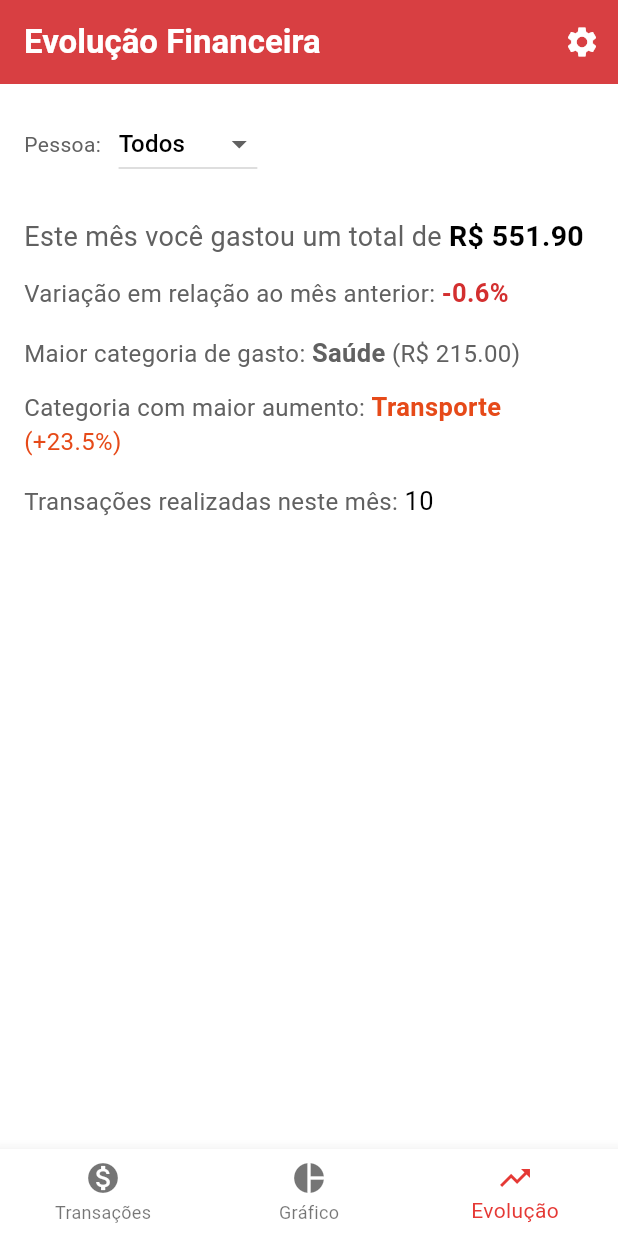
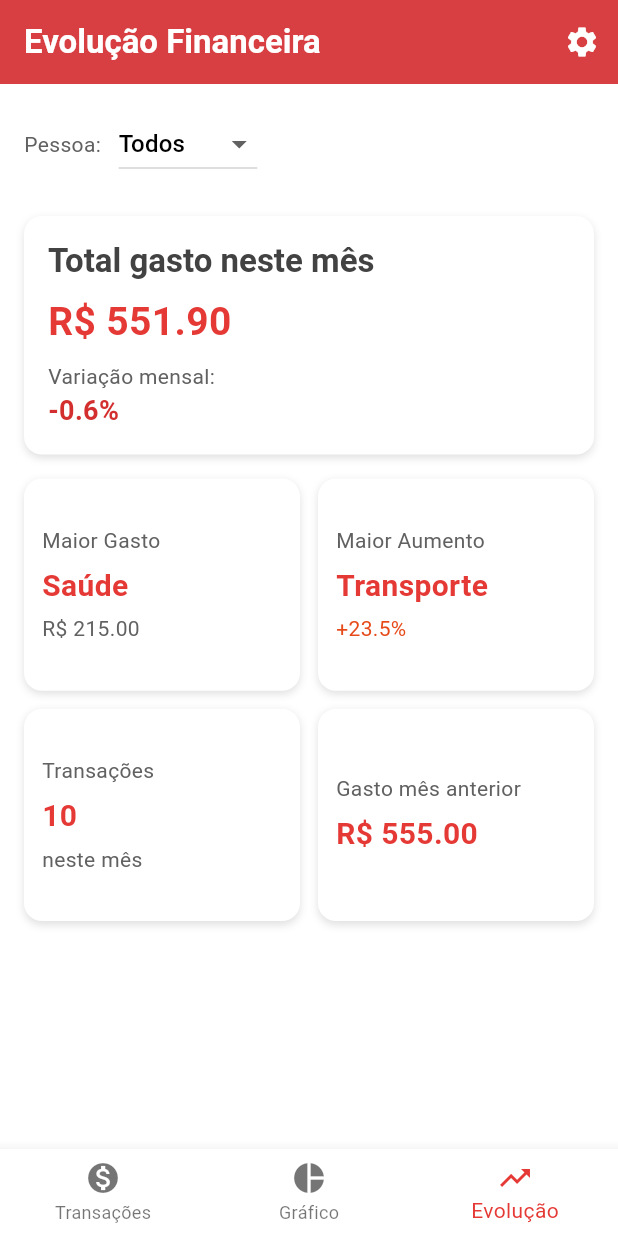
Before and after one commit to Mateus-Bueno/Budgit, a Flutter app: the screen it shows after launch, item 3 of the bottom bar chosen, on a phone screen of 412 x 824 dp. Run offline on Flutter 3.47's test engine with Material 3 defaults, Android fonts, the phone set to English and light mode, and no system bars; our stand-ins replace fl_chart.

Commit message:
Ajuste visual da evolução

```diff
--- a/aplicativo_gestao/lib/screens/evolucao_financeira_screen.dart
+++ b/aplicativo_gestao/lib/screens/evolucao_financeira_screen.dart
@@ -110,85 +110,147 @@ class _EvolucaoFinanceiraScreenState extends State<EvolucaoFinanceiraScreen> {
     setState(() => carregando = false);
   }
 
-  Widget _valorTexto(String label, String valor,
-      {Color? cor = Colors.black, double tamanho = 16, bool negrito = false}) {
-    return Text.rich(
-      TextSpan(
-        text: '$label ',
-        style: TextStyle(fontSize: tamanho),
-        children: [
-          TextSpan(
-            text: valor,
-            style: TextStyle(
-              fontWeight: negrito ? FontWeight.bold : FontWeight.normal,
-              color: cor ?? Colors.black,
-              fontSize: tamanho + 1,
-            ),
-          )
-        ],
-      ),
-    );
-  }
-
   Widget _blocoAnalise() {
     final variacao = totalAnterior > 0 ? ((totalAtual - totalAnterior) / totalAnterior) * 100 : null;
     final corVar = variacao != null
         ? (variacao >= 0 ? Colors.green[700] : Colors.red[700])
-        : null;
+        : Theme.of(context).textTheme.bodyMedium?.color;
     final sinal = variacao != null ? (variacao >= 0 ? '+' : '') : '';
-    final variacaoTexto =
-        variacao != null ? '$sinal${variacao.toStringAsFixed(1)}%' : 'sem comparação';
+    final variacaoTexto = variacao != null
+        ? '$sinal${variacao.toStringAsFixed(1)}%'
+        : 'sem comparação';
 
     return Column(
       crossAxisAlignment: CrossAxisAlignment.start,
       children: [
-        _valorTexto('Este mês você gastou um total de',
-            'R\$ ${totalAtual.toStringAsFixed(2)}', tamanho: 18, negrito: true),
-        SizedBox(height: 12),
-        _valorTexto('Variação em relação ao mês anterior:', variacaoTexto,
-            cor: corVar, tamanho: 16, negrito: true),
-        SizedBox(height: 16),
-        Text.rich(
-          TextSpan(
-            text: 'Maior categoria de gasto: ',
-            style: TextStyle(fontSize: 16),
+        AnimatedContainer(
+          duration: Duration(milliseconds: 300),
+          curve: Curves.easeInOut,
+          width: double.infinity,
+          decoration: BoxDecoration(
+            color: Theme.of(context).cardColor,
+            borderRadius: BorderRadius.circular(12),
+            boxShadow: [
+              BoxShadow(
+                color: Colors.black12,
+                blurRadius: 4,
+                offset: Offset(0, 2),
+              ),
+            ],
+          ),
+          padding: EdgeInsets.all(16),
+          margin: EdgeInsets.only(bottom: 16),
+          child: Column(
+            crossAxisAlignment: CrossAxisAlignment.start,
             children: [
-              TextSpan(
-                text: nomeCategoriaMaior,
-                style: TextStyle(fontWeight: FontWeight.bold, fontSize: 17),
+              Text('Total gasto neste mês',
+                  style: Theme.of(context).textTheme.titleLarge),
+              SizedBox(height: 8),
+              Text(
+                'R\$ ${totalAtual.toStringAsFixed(2)}',
+                style: TextStyle(
+                  fontSize: 26,
+                  fontWeight: FontWeight.bold,
+                  color: Colors.red.shade600,
                 ),
-              TextSpan(
-                text: ' (R\$ ${valorCategoriaMaior.toStringAsFixed(2)})',
+              ),
+              SizedBox(height: 8),
+              Text('Variação mensal:',
+                  style: Theme.of(context).textTheme.bodyMedium),
+              Text(
+                variacaoTexto,
+                style: TextStyle(
+                  fontSize: 18,
+                  fontWeight: FontWeight.bold,
+                  color: corVar,
+                ),
               ),
             ],
           ),
         ),
-        if (categoriaMaiorAumento != null && crescimento != null) ...[
-          SizedBox(height: 12),
-          Text.rich(
-            TextSpan(
-              text: 'Categoria com maior aumento: ',
-              style: TextStyle(fontSize: 16),
+        GridView.count(
+          crossAxisCount: 2,
+          shrinkWrap: true,
+          physics: NeverScrollableScrollPhysics(),
+          crossAxisSpacing: 12,
+          mainAxisSpacing: 12,
+          childAspectRatio: 1.3,
           children: [
-                TextSpan(
-                  text: categoriaMaiorAumento!,
-                  style: TextStyle(
-                    fontWeight: FontWeight.bold,
-                    fontSize: 17,
-                    color: Colors.deepOrange[700],
+            _infoCard(
+              title: 'Maior Gasto',
+              content: nomeCategoriaMaior,
+              subtitle: 'R\$ ${valorCategoriaMaior.toStringAsFixed(2)}',
             ),
+            _infoCard(
+              title: 'Maior Aumento',
+              content: categoriaMaiorAumento ?? 'N/A',
+              subtitle: crescimento != null
+                  ? '+${crescimento!.toStringAsFixed(1)}%'
+                  : 'sem dados',
+              subtitleColor: Colors.deepOrange[700],
             ),
-                TextSpan(
-                  text: ' (+${crescimento!.toStringAsFixed(1)}%)',
-                  style: TextStyle(color: Colors.deepOrange[700]),
+            _infoCard(
+              title: 'Transações',
+              content: '$qtdTransacoes',
+              subtitle: 'neste mês',
+            ),
+            _infoCard(
+              title: 'Gasto mês anterior',
+              content: 'R\$ ${totalAnterior.toStringAsFixed(2)}',
             ),
           ],
         ),
+      ],
+    );
+  }
+
+  Widget _infoCard({
+    required String title,
+    required String content,
+    String? subtitle,
+    Color? subtitleColor,
+  }) {
+    return AnimatedContainer(
+      duration: Duration(milliseconds: 300),
+      curve: Curves.easeInOut,
+      decoration: BoxDecoration(
+        color: Theme.of(context).cardColor,
+        borderRadius: BorderRadius.circular(12),
+        boxShadow: [
+          BoxShadow(
+            color: Colors.black12,
+            blurRadius: 4,
+            offset: Offset(0, 2),
           ),
         ],
-        SizedBox(height: 16),
-        _valorTexto('Transações realizadas neste mês:', '$qtdTransacoes'),
+      ),
+      padding: EdgeInsets.all(12),
+      child: Column(
+        crossAxisAlignment: CrossAxisAlignment.start,
+        mainAxisAlignment: MainAxisAlignment.center,
+        children: [
+          Text(title, style: Theme.of(context).textTheme.bodyMedium),
+          SizedBox(height: 6),
+          Text(
+            content,
+            style: TextStyle(
+              fontSize: 20,
+              fontWeight: FontWeight.bold,
+              color: Theme.of(context).colorScheme.primary,
+            ),
+          ),
+          if (subtitle != null) ...[
+            SizedBox(height: 4),
+            Text(
+              subtitle,
+              style: TextStyle(
+                fontSize: 14,
+                color: subtitleColor ?? Theme.of(context).textTheme.bodyMedium?.color,
+              ),
+            ),
           ],
+        ],
+      ),
     );
   }
 
```
Lines whose indentation alone changed are shown as unchanged.
